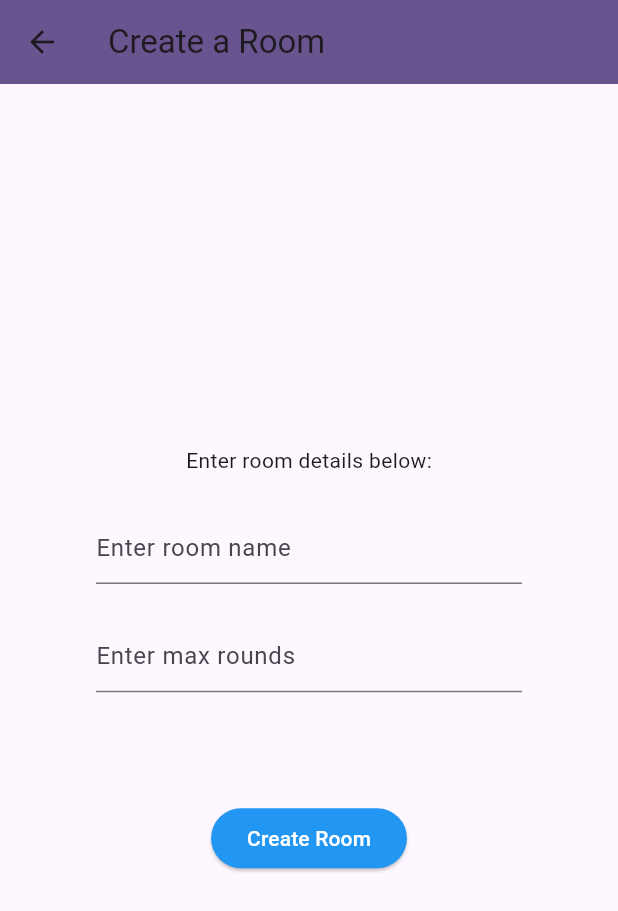
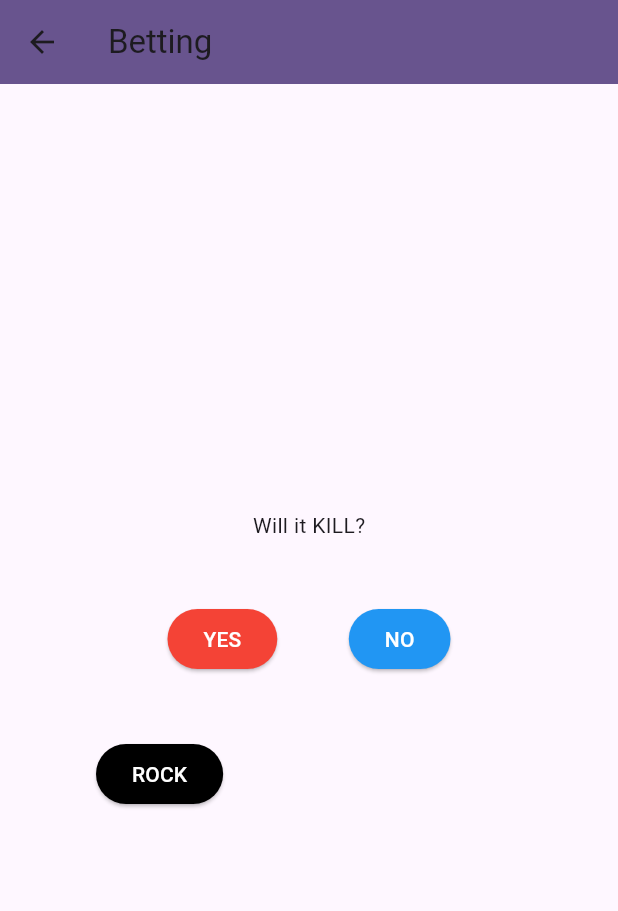
Before and after one commit to IsaacSnapDsk/WIK, a Flutter app: the screen it shows after launch, after a tap on "Create a Room", on a phone screen of 412 x 824 dp. Shown: the top 911 px of the screen. Run offline on Flutter 3.47's test engine with Material 2 defaults, Android fonts, the phone set to English and light mode, and no system bars; our stand-ins replace flutter_dotenv, flutter_riverpod, socket_io_client; network calls fail; statements that could not run were skipped.

Commit message:
Created betting view

```diff
--- a/wik_client/lib/main.dart
+++ b/wik_client/lib/main.dart
@@ -1,10 +1,10 @@
 import 'package:flutter/material.dart';
 import 'package:flutter_riverpod/flutter_riverpod.dart';
 import 'package:wik_client/src/services/room_view_model.dart';
-import 'package:wik_client/src/services/sockets_service.dart';
 import 'package:flutter_dotenv/flutter_dotenv.dart';
 import 'package:wik_client/src/views/create_room_view.dart';
 import 'package:wik_client/src/views/join_room_view.dart';
+import 'package:wik_client/src/views/betting.dart';
 
 Future main() async {
   // Load our .env file
@@ -81,7 +81,7 @@ class _MyHomePageState extends ConsumerState<MyHomePage> {
                   context,
                   MaterialPageRoute(
                     builder: (_) {
-                      return const CreateRoomView();
+                      return const BettingView();
                     },
                   ),
                 ),
--- /dev/null
+++ b/wik_client/lib/src/views/betting.dart
@@ -0,0 +1,215 @@
+import 'package:flutter/material.dart';
+import 'package:flutter/services.dart';
+import 'package:flutter_riverpod/flutter_riverpod.dart';
+import 'package:wik_client/src/services/room_view_model.dart';
+
+const List<String> wagers = <String>['Dranks', 'BeeBee', 'SHOTS'];
+
+class BettingView extends ConsumerStatefulWidget {
+  const BettingView({super.key});
+
+  @override
+  ConsumerState<BettingView> createState() => _BettingViewState();
+}
+
+class _BettingViewState extends ConsumerState<BettingView> {
+  /// The players choice for the kill/bet
+  bool? _kill;
+
+  /// The type of bet - drinks, bb, shots
+  String _wager = wagers.first;
+
+  /// Determines if we can submit the form or not
+  int? _amount;
+
+  /// Determines if we can submit the form or not
+  bool _canSubmit = false;
+
+  // @override
+  // void initState() {
+  //   super.initState();
+
+  //   WidgetsBinding.instance.addPostFrameCallback((timeStamp) {
+  //     //  Get our view model
+  //     final vm = ref.watch(votingViewModel);
+
+  //     vm.subscribeToTestSuccess(context);
+  //     vm.subscribeToJoinRoomSuccess(context);
+  //   });
+  // }
+
+  void _calcCanSubmit() {
+    setState(() {
+      //  If ANY of our values are null, this is false
+      final canSubmit = _kill != null && _amount != null;
+
+      //  Set our value to whether we are falsey or not
+      _canSubmit = canSubmit;
+    });
+  }
+
+  void _onWagerChanged(String? val) {
+    //  Update our nickname value
+    _wager = val!;
+
+    //  Check if we can submit or not
+    _calcCanSubmit();
+  }
+
+  void _onAmountChanged(String val) {
+    //  Parse the value into an integer
+    final num = val.isNotEmpty ? int.parse(val) : null;
+
+    //  Update our nickname value
+    _amount = num;
+
+    //  Check if we can submit or not
+    _calcCanSubmit();
+  }
+
+  Widget _buildBet() {
+    if (_kill == null) {
+      return Column(
+        mainAxisAlignment: MainAxisAlignment.spaceEvenly,
+        children: [
+          const Text("Will it KILL?"),
+          Row(
+            mainAxisAlignment: MainAxisAlignment.spaceEvenly,
+            children: [
+              ElevatedButton(
+                style: const ButtonStyle(
+                  backgroundColor: MaterialStatePropertyAll(
+                    Colors.red,
+                  ),
+                  foregroundColor: MaterialStatePropertyAll(
+                    Colors.white,
+                  ),
+                ),
+                child: const Text("YES"),
+                onPressed: () {
+                  setState(() {
+                    _kill = true;
+                    print('kill: $_kill');
+                  });
+                },
+              ),
+              ElevatedButton(
+                style: const ButtonStyle(
+                  backgroundColor: MaterialStatePropertyAll(
+                    Colors.blue,
+                  ),
+                  foregroundColor: MaterialStatePropertyAll(
+                    Colors.white,
+                  ),
+                ),
+                child: const Text("NO"),
+                onPressed: () {
+                  setState(() {
+                    _kill = false;
+                    print('kill: $_kill');
+                  });
+                },
+              ),
+            ],
+          ),
+          Row(
+            children: [
+              ElevatedButton(
+                style: const ButtonStyle(
+                  backgroundColor: MaterialStatePropertyAll(
+                    Colors.black,
+                  ),
+                  foregroundColor: MaterialStatePropertyAll(
+                    Colors.white,
+                  ),
+                ),
+                child: const Text("ROCK"),
+                onPressed: () {
+                  setState(() {
+                    _kill = true;
+                    _wager = "SHOTS";
+                    _amount = 2;
+                    print('kill: $_kill, wager: $_wager, amount: $_amount');
+                  });
+                  // Navigator.push(
+                  //   context,
+                  //   MaterialPageRoute(
+                  //     builder: (_) {
+                  //       return const WaitingView();
+                  //     },
+                  //   ),
+                  // ),
+                },
+              ),
+            ],
+          )
+        ],
+      );
+    } else {
+      return Column(
+        mainAxisAlignment: MainAxisAlignment.spaceEvenly,
+        children: [
+          const Text("Place your Bets Here"),
+          DropdownButton<String>(
+            value: _wager,
+            icon: const Icon(Icons.arrow_downward),
+            elevation: 16,
+            style: const TextStyle(color: Colors.deepPurple),
+            underline: Container(
+              height: 2,
+              color: Colors.deepPurpleAccent,
+            ),
+            onChanged: _onWagerChanged,
+            items: wagers.map<DropdownMenuItem<String>>((String value) {
+              return DropdownMenuItem<String>(
+                value: value,
+                child: Text(value),
+              );
+            }).toList(),
+          ),
+          TextField(
+            decoration: const InputDecoration(hintText: "Enter your wager"),
+            keyboardType: TextInputType.number,
+            inputFormatters: <TextInputFormatter>[
+              FilteringTextInputFormatter.digitsOnly
+            ],
+            onChanged: _onAmountChanged,
+          ),
+          ElevatedButton(
+            style: const ButtonStyle(
+              backgroundColor: MaterialStatePropertyAll(
+                Colors.blue,
+              ),
+              foregroundColor: MaterialStatePropertyAll(
+                Colors.white,
+              ),
+            ),
+            child: const Text("Submit Bet"),
+            onPressed: () => _canSubmit
+                ? print('kill: $_kill, wager: $_wager, amount: $_amount')
+                : null,
+          ),
+        ],
+      );
+    }
+  }
+
+  @override
+  Widget build(BuildContext context) {
+    //  Load our view model
+    // final vm = ref.watch(roomViewModel);
+    return Scaffold(
+      appBar: AppBar(
+        backgroundColor: Theme.of(context).colorScheme.primary,
+        title: const Text("Betting"),
+      ),
+      body: Center(
+        child: Container(
+            width: 300,
+            height: 300,
+            padding: const EdgeInsets.all(8.0),
+            child: _buildBet()),
+      ),
+    );
+  }
+}
--- a/wik_client/lib/src/views/join_room_view.dart
+++ b/wik_client/lib/src/views/join_room_view.dart
@@ -1,5 +1,4 @@
 import 'package:flutter/material.dart';
-import 'package:flutter/services.dart';
 import 'package:flutter_riverpod/flutter_riverpod.dart';
 import 'package:wik_client/src/services/room_view_model.dart';
 
```
